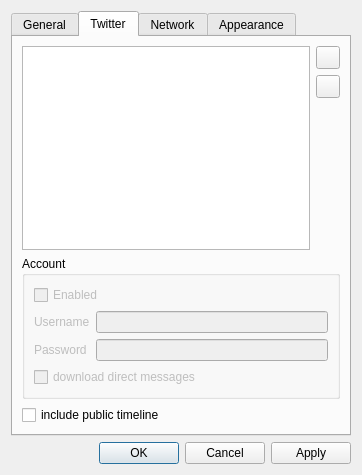
First picture: the form in qtwitter-app/ui/settings.ui, repository ayoy/qtwitter, before the edit.
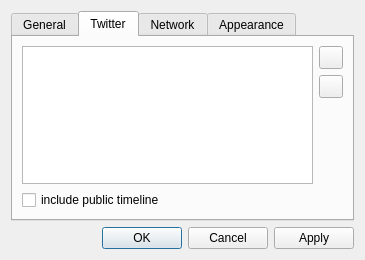
Second picture: the form after the edit. The open tabs and pages were chosen to show the change. Icons and pictures are not drawn.

Commit message: make settings dialog usable on small screen devices like n810

The edit to the form file:
```diff
--- a/qtwitter-app/ui/settings.ui
+++ b/qtwitter-app/ui/settings.ui
@@ -6,8 +6,8 @@
    <rect>
     <x>0</x>
     <y>0</y>
-    <width>362</width>
-    <height>475</height>
+    <width>365</width>
+    <height>260</height>
    </rect>
   </property>
   <property name="sizePolicy">
@@ -153,19 +153,6 @@
          </property>
         </widget>
        </item>
-       <item>
-        <spacer name="verticalSpacer_2">
-         <property name="orientation">
-          <enum>Qt::Vertical</enum>
-         </property>
-         <property name="sizeHint" stdset="0">
-          <size>
-           <width>20</width>
-           <height>40</height>
-          </size>
-         </property>
-        </spacer>
-       </item>
       </layout>
      </widget>
      <widget class="QWidget" name="twitterTab">
@@ -176,28 +163,13 @@
        <item>
         <layout class="QHBoxLayout" name="horizontalLayout_3">
          <item>
-          <widget class="QTreeView" name="usersView">
-           <property name="horizontalScrollBarPolicy">
-            <enum>Qt::ScrollBarAsNeeded</enum>
-           </property>
+          <widget class="QTableView" name="usersView">
            <property name="selectionMode">
             <enum>QAbstractItemView::SingleSelection</enum>
            </property>
            <property name="selectionBehavior">
             <enum>QAbstractItemView::SelectRows</enum>
            </property>
-           <property name="indentation">
-            <number>0</number>
-           </property>
-           <property name="itemsExpandable">
-            <bool>false</bool>
-           </property>
-           <property name="wordWrap">
-            <bool>true</bool>
-           </property>
-           <property name="expandsOnDoubleClick">
-            <bool>false</bool>
-           </property>
           </widget>
          </item>
          <item>
@@ -205,7 +177,7 @@
            <item>
             <widget class="QToolButton" name="addAccountButton">
              <property name="icon">
-              <iconset>
+              <iconset resource="../res/resources.qrc">
                <normaloff>:/icons/add_48.png</normaloff>:/icons/add_48.png</iconset>
              </property>
             </widget>
@@ -213,7 +185,7 @@
            <item>
             <widget class="QToolButton" name="deleteAccountButton">
              <property name="icon">
-              <iconset>
+              <iconset resource="../res/resources.qrc">
                <normaloff>:/icons/cancel_48.png</normaloff>:/icons/cancel_48.png</iconset>
              </property>
             </widget>
@@ -235,79 +207,6 @@
          </item>
         </layout>
        </item>
-       <item>
-        <widget class="QGroupBox" name="accountGroupBox">
-         <property name="enabled">
-          <bool>true</bool>
-         </property>
-         <property name="title">
-          <string>Account</string>
-         </property>
-         <layout class="QVBoxLayout" name="verticalLayout_5">
-          <item>
-           <widget class="QCheckBox" name="accountEnabledCheckBox">
-            <property name="enabled">
-             <bool>false</bool>
-            </property>
-            <property name="text">
-             <string>Enabled</string>
-            </property>
-           </widget>
-          </item>
-          <item>
-           <layout class="QGridLayout" name="gridLayout_4">
-            <item row="0" column="0">
-             <widget class="QLabel" name="accountLoginLabel">
-              <property name="enabled">
-               <bool>false</bool>
-              </property>
-              <property name="text">
-               <string>Username</string>
-              </property>
-             </widget>
-            </item>
-            <item row="0" column="1">
-             <widget class="QLineEdit" name="accountLoginEdit">
-              <property name="enabled">
-               <bool>false</bool>
-              </property>
-             </widget>
-            </item>
-            <item row="1" column="0">
-             <widget class="QLabel" name="accountPasswordLabel">
-              <property name="enabled">
-               <bool>false</bool>
-              </property>
-              <property name="text">
-               <string>Password</string>
-              </property>
-             </widget>
-            </item>
-            <item row="1" column="1">
-             <widget class="QLineEdit" name="accountPasswordEdit">
-              <property name="enabled">
-               <bool>false</bool>
-              </property>
-              <property name="echoMode">
-               <enum>QLineEdit::Password</enum>
-              </property>
-             </widget>
-            </item>
-           </layout>
-          </item>
-          <item>
-           <widget class="QCheckBox" name="accountDMCheckBox">
-            <property name="enabled">
-             <bool>false</bool>
-            </property>
-            <property name="text">
-             <string>download direct messages</string>
-            </property>
-           </widget>
-          </item>
-         </layout>
-        </widget>
-       </item>
        <item>
         <widget class="QCheckBox" name="publicTimelineCheckBox">
          <property name="text">
@@ -330,8 +229,8 @@
         </widget>
        </item>
        <item>
-        <layout class="QGridLayout" name="gridLayout">
-         <item row="0" column="0">
+        <layout class="QHBoxLayout" name="horizontalLayout">
+         <item>
           <widget class="QLabel" name="hostLabel">
            <property name="text">
             <string>Host:</string>
@@ -341,7 +240,7 @@
            </property>
           </widget>
          </item>
-         <item row="0" column="1">
+         <item>
           <widget class="QLineEdit" name="hostEdit">
            <property name="enabled">
             <bool>false</bool>
@@ -351,7 +250,11 @@
            </property>
           </widget>
          </item>
-         <item row="1" column="0">
+        </layout>
+       </item>
+       <item>
+        <layout class="QHBoxLayout" name="horizontalLayout_2">
+         <item>
           <widget class="QLabel" name="portLabel">
            <property name="text">
             <string>Port:</string>
@@ -361,7 +264,7 @@
            </property>
           </widget>
          </item>
-         <item row="1" column="1">
+         <item>
           <widget class="QLineEdit" name="portEdit">
            <property name="enabled">
             <bool>false</bool>
@@ -379,37 +282,23 @@
          </item>
         </layout>
        </item>
-       <item>
-        <spacer name="verticalSpacer">
-         <property name="orientation">
-          <enum>Qt::Vertical</enum>
-         </property>
-         <property name="sizeHint" stdset="0">
-          <size>
-           <width>20</width>
-           <height>100</height>
-          </size>
-         </property>
-        </spacer>
-       </item>
       </layout>
      </widget>
      <widget class="QWidget" name="appearanceTab">
       <attribute name="title">
        <string>Appearance</string>
       </attribute>
-      <layout class="QFormLayout" name="formLayout_2">
-       <property name="fieldGrowthPolicy">
-        <enum>QFormLayout::FieldsStayAtSizeHint</enum>
-       </property>
-       <item row="0" column="0">
+      <layout class="QVBoxLayout" name="verticalLayout_5">
+       <item>
+        <layout class="QHBoxLayout" name="horizontalLayout_4">
+         <item>
         <widget class="QLabel" name="tweetCountLabel">
          <property name="text">
           <string>Tweet count:</string>
          </property>
         </widget>
        </item>
-       <item row="0" column="1">
+         <item>
         <widget class="QSpinBox" name="tweetCountBox">
          <property name="maximumSize">
           <size>
@@ -428,14 +317,18 @@
          </property>
         </widget>
        </item>
-       <item row="1" column="0">
+        </layout>
+       </item>
+       <item>
+        <layout class="QHBoxLayout" name="horizontalLayout_5">
+         <item>
         <widget class="QLabel" name="colorLabel">
          <property name="text">
           <string>Color scheme:</string>
          </property>
         </widget>
        </item>
-       <item row="1" column="1">
+         <item>
         <widget class="QComboBox" name="colorBox">
          <property name="currentIndex">
           <number>-1</number>
@@ -443,6 +336,8 @@
         </widget>
        </item>
       </layout>
+       </item>
+      </layout>
      </widget>
     </widget>
    </item>
```
Left out of the diff: 8 changed lines with no effect on the pictures. Lines whose indentation alone changed are shown as unchanged. The commit also changes 4 other files.
